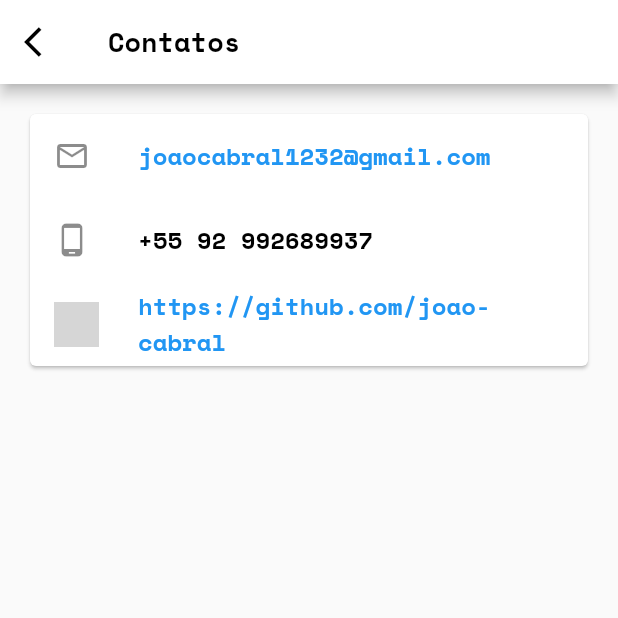
After one commit to joao-cabral/wtn_project, a Flutter app: the FeedbackView screen opened by its route, after a tap on "Contatos", on a phone screen of 412 x 824 dp, the top half of it. The commit adds this screen. Run offline on Flutter 3.47's test engine with Material 2 defaults, Android fonts, the phone set to English and light mode, and no system bars; our stand-ins replace animated_text_kit, flutter_local_notifications, flutter_native_timezone, flutter_staggered_animations, google_fonts, google_mobile_ads and 5 more; missing offline and left inert: flutter_email_sender; network calls fail; grey boxes are pictures that could not be loaded.

Commit message:
fix: change files for policy play store

```diff
--- a/lib/routes/routes.dart
+++ b/lib/routes/routes.dart
@@ -3,7 +3,7 @@ import 'package:wtn_project/splash_screen.dart';
 import 'package:wtn_project/views/home_view.dart';
 import 'package:wtn_project/views/menu_views/about_view.dart';
 import 'package:wtn_project/views/menu_views/feedback_view.dart';
-import 'package:wtn_project/views/menu_views/improvements_view.dart';
+import 'package:wtn_project/views/menu_views/contacts.dart';
 import 'package:wtn_project/views/search_terms_view.dart';
 
 class Routes {
@@ -11,7 +11,7 @@ class Routes {
       <String, WidgetBuilder>{
     'home': (_) => const HomeView(),
     'details': (_) => const SearchTermView(),
-    'improvements': (_) => const ImprovementsView(),
+    'contacts': (_) => const ContactsView(),
     'about': (_) => const AboutView(),
     'feedback': (_) => const FeedbackView(),
     'splashscreen': (_) => const SecondClass(),
--- /dev/null
+++ b/lib/views/menu_views/contacts.dart
@@ -0,0 +1,142 @@
+import 'package:flutter/material.dart';
+import 'package:flutter_email_sender/flutter_email_sender.dart';
+import 'package:google_fonts/google_fonts.dart';
+import 'package:url_launcher/url_launcher.dart';
+
+class ContactsView extends StatefulWidget {
+  const ContactsView({Key? key}) : super(key: key);
+
+  @override
+  State<ContactsView> createState() => _ContactsViewState();
+}
+
+class _ContactsViewState extends State<ContactsView> {
+  final formKey = GlobalKey<FormState>();
+  TextEditingController emailController = TextEditingController();
+  TextEditingController subjectController = TextEditingController();
+  TextEditingController messageController = TextEditingController();
+  bool enableButton = false;
+  bool validadeTextMessage = false;
+  static const iconGithub = 'assets/github.png';
+
+  Future<void> sendEmail(String bodyText) async {
+    final Email email = Email(
+      body: '(Assunto aqui)',
+      subject: '[Coloque o assunto aqui]',
+      recipients: ['joaocabral1232@gmail.com'],
+      isHTML: false,
+    );
+
+    String platformResponse;
+
+    try {
+      await FlutterEmailSender.send(email);
+      platformResponse = 'Obrigado por nos ajudar!';
+    } catch (error) {
+      platformResponse = error.toString();
+    }
+
+    if (!mounted) return;
+
+    ScaffoldMessenger.of(context).showSnackBar(
+      SnackBar(
+        content: Text(platformResponse),
+      ),
+    );
+  }
+
+  Future launchURL(Uri url) async {
+    try {
+      await launchUrl(
+        url,
+        mode: LaunchMode.externalApplication,
+      );
+    } catch (error) {
+      print(error);
+    }
+  }
+
+  @override
+  Widget build(BuildContext context) {
+    return Scaffold(
+      appBar: AppBar(
+        title: Text(
+          'Contatos',
+          style: GoogleFonts.spaceMono(
+            fontSize: 18,
+            fontWeight: FontWeight.w700,
+            color: Colors.black,
+          ),
+        ),
+        backgroundColor: Colors.white,
+        leading: IconButton(
+          icon: const Icon(Icons.arrow_back_ios),
+          color: Colors.black,
+          onPressed: () => Navigator.pop(context),
+        ),
+      ),
+      body: SingleChildScrollView(
+        physics: const BouncingScrollPhysics(
+            parent: AlwaysScrollableScrollPhysics()),
+        child: Padding(
+          padding: const EdgeInsets.all(16.0),
+          child: Card(
+            child: Column(
+              // mainAxisAlignment: MainAxisAlignment.center,
+              // crossAxisAlignment: CrossAxisAlignment.end,
+              children: [
+                ListTile(
+                  leading: const Icon(Icons.email_outlined),
+                  title: Text(
+                    'joaocabral1232@gmail.com',
+                    style: GoogleFonts.spaceMono(
+                      fontSize: 16,
+                      fontWeight: FontWeight.w600,
+                      color: Colors.blue,
+                    ),
+                  ),
+                  onTap: () async {
+                    await sendEmail(messageController.text)
+                        .then((value) => messageController.clear());
+                  },
+                ),
+                ListTile(
+                  leading: const Icon(Icons.phone_android),
+                  title: Text(
+                    '+55 92 992689937',
+                    style: GoogleFonts.spaceMono(
+                      fontSize: 16,
+                      fontWeight: FontWeight.w600,
+                      color: Colors.black,
+                    ),
+                  ),
+                ),
+                ListTile(
+                  leading: const SizedBox(
+                    height: 30,
+                    width: 30,
+                    child: Image(
+                      image: AssetImage(iconGithub),
+                    ),
+                  ),
+                  title: Text(
+                    'https://github.com/joao-cabral',
+                    style: GoogleFonts.spaceMono(
+                      fontSize: 16,
+                      fontWeight: FontWeight.w600,
+                      color: Colors.blue,
+                    ),
+                  ),
+                  onTap: () async {
+                    await launchURL(
+                        Uri.parse('https://github.com/joao-cabral'));
+                  },
+                ),
+              ],
+            ),
+          ),
+        ),
+      ),
+    );
+  }
+}
--- a/lib/views/menu_views/feedback_view.dart
+++ b/lib/views/menu_views/feedback_view.dart
@@ -1,4 +1,5 @@
 import 'package:flutter/material.dart';
+import 'package:flutter_email_sender/flutter_email_sender.dart';
 import 'package:google_fonts/google_fonts.dart';
 import 'package:url_launcher/url_launcher.dart';
 import 'package:share_plus/share_plus.dart';
@@ -12,7 +13,7 @@ class FeedbackView extends StatelessWidget {
     final box = context.findRenderObject() as RenderBox?;
 
     await Share.share(
-      '''Estou usando "What's the news?"\nVenha conhecer voce tambem\n(Link:)''',
+      '''Estou usando "What's the news?"\nVenha conhecer você tambem\nhttps://play.google.com/apps/test/br.com.wtn_project.adenilso/1''',
       subject: "subject",
       sharePositionOrigin: box!.localToGlobal(Offset.zero) & box.size,
     );
@@ -27,6 +28,30 @@ class FeedbackView extends StatelessWidget {
     } catch (error) {
       print(error);
     }
+  }
+
+  Future<void> sendEmail(BuildContext context) async {
+    final Email email = Email(
+      body: '(Escreva aqui)',
+      subject: '[WTN]',
+      recipients: ['joaocabral1232@gmail.com'],
+      isHTML: false,
+    );
+
+    String platformResponse;
+
+    try {
+      await FlutterEmailSender.send(email);
+      platformResponse = 'Obrigado por nos ajudar!';
+    } catch (error) {
+      platformResponse = error.toString();
+    }
+
+    ScaffoldMessenger.of(context).showSnackBar(
+      SnackBar(
+        content: Text(platformResponse),
+      ),
+    );
   }
 
   @override
@@ -86,19 +111,10 @@ class FeedbackView extends StatelessWidget {
                 color: Colors.black,
               ),
             ),
-            onTap: () => Navigator.pushNamed(context, 'improvements'),
+            onTap: () async {
+              await sendEmail(context);
+            },
           ),
-          // Padding(
-          //   padding: const EdgeInsets.all(14.0),
-          //   child: Text(
-          //     "Apoie mais :)",
-          //     style: GoogleFonts.spaceMono(
-          //       fontSize: 18,
-          //       fontWeight: FontWeight.bold,
-          //       color: Colors.black,
-          //     ),
-          //   ),
-          // ),
           ListTile(
             leading: const Icon(Icons.share, color: Colors.black),
             title: Text(
@@ -148,6 +164,18 @@ class FeedbackView extends StatelessWidget {
             ),
             onTap: () => launchURL(Uri.parse("https://twitter.com/devCjoao")),
           ),
+          ListTile(
+            leading: const Icon(Icons.phone, color: Colors.black),
+            title: Text(
+              "Contatos",
+              style: GoogleFonts.spaceMono(
+                fontSize: 18,
+                fontWeight: FontWeight.w600,
+                color: Colors.black,
+              ),
+            ),
+            onTap: () => Navigator.pushNamed(context, 'contacts'),
+          ),
         ],
       ),
     );
```
Also changed, not shown: lib/views/menu_views/improvements_view.dart (deleted, +0 -150 lines).
